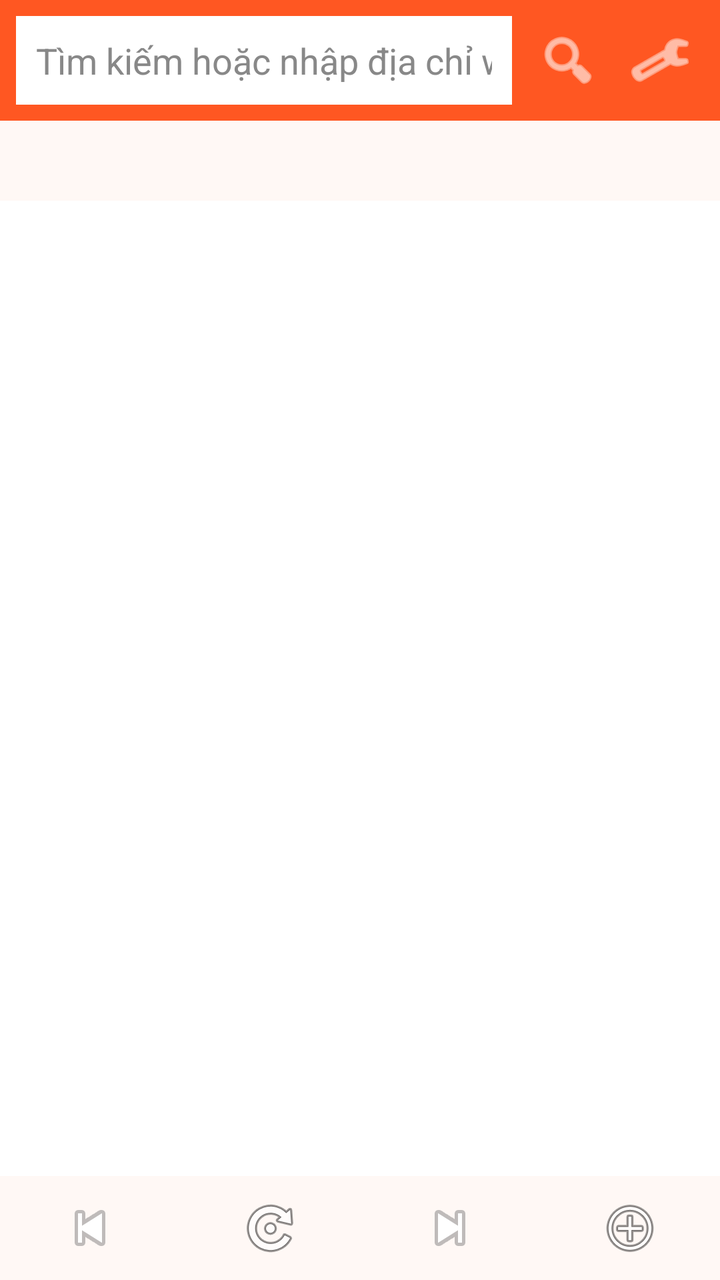
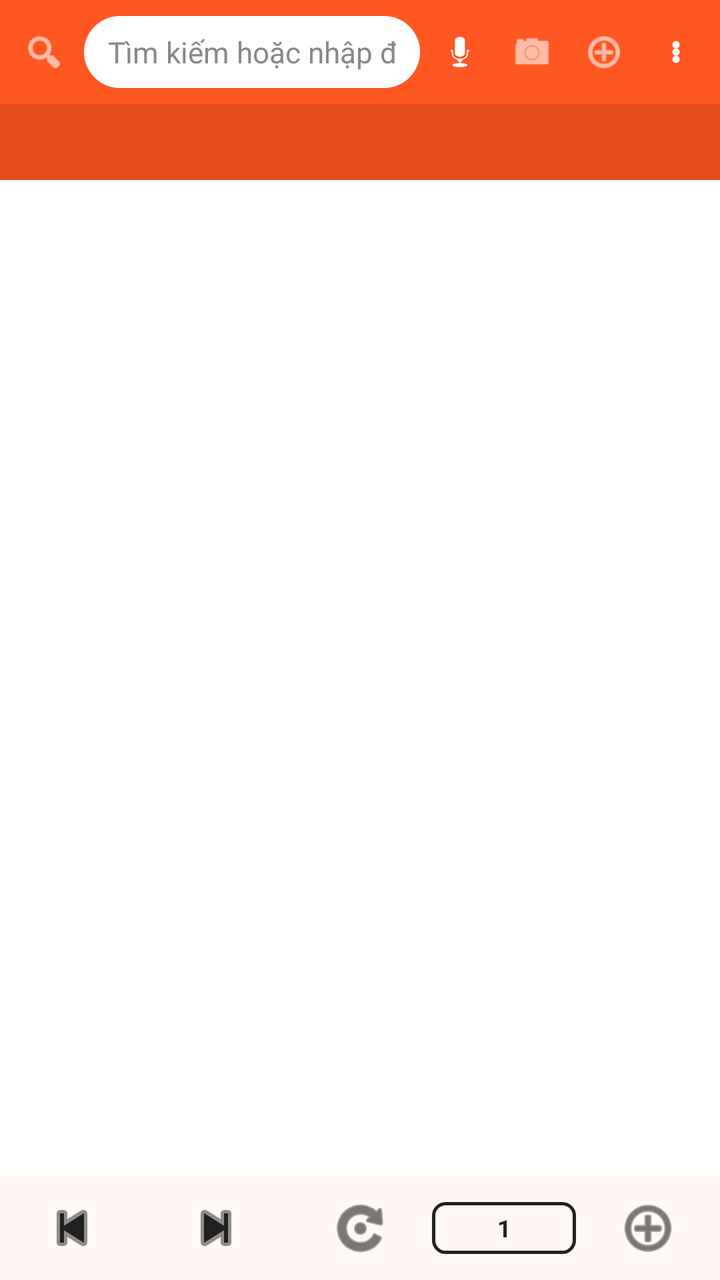

Compare the two renders of this Android layout. The source of the first and the diff that turns it into the second are given below.
<!-- AndroidManifest.xml: application theme Theme.Egeo.Day -->
<!-- res/layout/activity_main.xml -->
<?xml version="1.0" encoding="utf-8"?>
<LinearLayout xmlns:android="http://schemas.android.com/apk/res/android"
    xmlns:app="http://schemas.android.com/apk/res-auto"
    android:layout_width="match_parent"
    android:layout_height="match_parent"
    android:orientation="vertical"
    android:background="?android:attr/colorBackground">

    
    <LinearLayout
        android:layout_width="match_parent"
        android:layout_height="wrap_content"
        android:orientation="horizontal"
        android:background="?attr/colorPrimary"
        android:paddingStart="8dp"
        android:paddingEnd="8dp"
        android:paddingTop="8dp"
        android:paddingBottom="8dp"
        android:gravity="center_vertical">

        <EditText
            android:id="@+id/editAddress"
            android:layout_width="0dp"
            android:layout_height="wrap_content"
            android:layout_weight="1"
            android:background="@android:color/white"
            android:padding="10dp"
            android:singleLine="true"
            android:inputType="textUri"
            android:imeOptions="actionGo"
            android:hint="@string/hint_address_bar"
            android:textColor="@android:color/black"
            android:textColorHint="#888888" />

        <ImageButton
            android:id="@+id/btnGo"
            android:layout_width="44dp"
            android:layout_height="44dp"
            android:layout_marginStart="6dp"
            android:background="@android:color/transparent"
            android:contentDescription="@string/action_go"
            android:src="@android:drawable/ic_menu_search"
            app:tint="@android:color/white" />

        <ImageButton
            android:id="@+id/btnSettings"
            android:layout_width="44dp"
            android:layout_height="44dp"
            android:layout_marginStart="2dp"
            android:background="@android:color/transparent"
            android:contentDescription="@string/action_settings"
            android:src="@android:drawable/ic_menu_manage"
            app:tint="@android:color/white" />
    </LinearLayout>

    
    <HorizontalScrollView
        android:layout_width="match_parent"
        android:layout_height="40dp"
        android:background="?attr/colorSurface"
        android:scrollbars="none">

        <LinearLayout
            android:id="@+id/tabStrip"
            android:layout_width="wrap_content"
            android:layout_height="match_parent"
            android:orientation="horizontal"
            android:paddingStart="6dp"
            android:paddingEnd="6dp"
            android:gravity="center_vertical" />
    </HorizontalScrollView>

    <ProgressBar
        android:id="@+id/progressBar"
        style="?android:attr/progressBarStyleHorizontal"
        android:layout_width="match_parent"
        android:layout_height="3dp"
        android:max="100"
        android:visibility="gone" />

    <FrameLayout
        android:id="@+id/webViewContainer"
        android:layout_width="match_parent"
        android:layout_height="0dp"
        android:layout_weight="1" />

    
    <LinearLayout
        android:layout_width="match_parent"
        android:layout_height="wrap_content"
        android:orientation="horizontal"
        android:background="?attr/colorSurface"
        android:paddingTop="4dp"
        android:paddingBottom="4dp"
        android:weightSum="4">

        <ImageButton
            android:id="@+id/btnBack"
            android:layout_width="0dp"
            android:layout_weight="1"
            android:layout_height="44dp"
            android:background="@android:color/transparent"
            android:contentDescription="@string/action_back"
            android:src="@android:drawable/ic_media_previous" />

        <ImageButton
            android:id="@+id/btnReload"
            android:layout_width="0dp"
            android:layout_weight="1"
            android:layout_height="44dp"
            android:background="@android:color/transparent"
            android:contentDescription="@string/action_reload"
            android:src="@android:drawable/ic_menu_rotate" />

        <ImageButton
            android:id="@+id/btnForward"
            android:layout_width="0dp"
            android:layout_weight="1"
            android:layout_height="44dp"
            android:background="@android:color/transparent"
            android:contentDescription="@string/action_forward"
            android:src="@android:drawable/ic_media_next" />

        <ImageButton
            android:id="@+id/btnNewTab"
            android:layout_width="0dp"
            android:layout_weight="1"
            android:layout_height="44dp"
            android:background="@android:color/transparent"
            android:contentDescription="@string/action_new_tab"
            android:src="@android:drawable/ic_menu_add" />
    </LinearLayout>

</LinearLayout>
<!-- resources referenced by this layout -->
<resources>
  <string name="action_back">Quay lại</string>
  <string name="action_forward">Tiến tới</string>
  <string name="action_go">Đi</string>
  <string name="action_new_tab">Tab mới</string>
  <string name="action_reload">Tải lại</string>
  <string name="action_settings">Cài đặt</string>
  <string name="hint_address_bar">Tìm kiếm hoặc nhập địa chỉ web</string>
  <style name="Theme.Egeo.Day" parent="Theme.MaterialComponents.NoActionBar">
          <item name="colorPrimary">@color/day_primary</item>
          <item name="colorPrimaryVariant">@color/day_primary_variant</item>
          <item name="colorSecondary">@color/day_accent</item>
          <item name="android:colorBackground">@color/day_background</item>
          <item name="colorSurface">@color/day_surface</item>
          <item name="android:textColorPrimary">@color/day_text_primary</item>
          <item name="android:textColorSecondary">@color/day_text_secondary</item>
          <item name="android:statusBarColor">@color/day_primary_variant</item>
          <item name="android:windowLightStatusBar" tools:targetApi="m">false</item>
      </style>
  <color name="day_primary">#FF5722</color>
  <color name="day_primary_variant">#E64A19</color>
  <color name="day_accent">#FF3D00</color>
  <color name="day_background">#FFFFFF</color>
  <color name="day_surface">#FFF8F5</color>
  <color name="day_text_primary">#212121</color>
  <color name="day_text_secondary">#5F5F5F</color>
</resources>

<!-- the commit's change to res/layout/activity_main.xml (unified diff, before → after) -->
@@ -12,52 +12,90 @@
         android:layout_height="wrap_content"
         android:orientation="horizontal"
         android:background="?attr/colorPrimary"
-        android:paddingStart="8dp"
-        android:paddingEnd="8dp"
+        android:paddingStart="4dp"
+        android:paddingEnd="4dp"
         android:paddingTop="8dp"
         android:paddingBottom="8dp"
         android:gravity="center_vertical">
 
+        <ImageButton
+            android:id="@+id/btnSearchLead"
+            android:layout_width="36dp"
+            android:layout_height="36dp"
+            android:background="@android:color/transparent"
+            android:contentDescription="@string/action_go"
+            android:src="@android:drawable/ic_menu_search"
+            android:scaleType="centerInside"
+            android:padding="7dp"
+            app:tint="@android:color/white" />
+
         <EditText
             android:id="@+id/editAddress"
             android:layout_width="0dp"
-            android:layout_height="wrap_content"
+            android:layout_height="36dp"
             android:layout_weight="1"
-            android:background="@android:color/white"
-            android:padding="10dp"
+            android:layout_marginStart="2dp"
+            android:background="@drawable/bg_address_pill"
+            android:paddingStart="12dp"
+            android:paddingEnd="12dp"
             android:singleLine="true"
             android:inputType="textUri"
             android:imeOptions="actionGo"
             android:hint="@string/hint_address_bar"
+            android:textSize="14.5sp"
             android:textColor="@android:color/black"
             android:textColorHint="#888888" />
 
         <ImageButton
-            android:id="@+id/btnGo"
-            android:layout_width="44dp"
-            android:layout_height="44dp"
-            android:layout_marginStart="6dp"
+            android:id="@+id/btnMic"
+            android:layout_width="36dp"
+            android:layout_height="36dp"
+            android:layout_marginStart="2dp"
             android:background="@android:color/transparent"
-            android:contentDescription="@string/action_go"
-            android:src="@android:drawable/ic_menu_search"
+            android:contentDescription="@string/action_voice_search"
+            android:src="@android:drawable/ic_btn_speak_now"
+            android:scaleType="centerInside"
+            android:padding="7dp"
             app:tint="@android:color/white" />
 
         <ImageButton
-            android:id="@+id/btnSettings"
-            android:layout_width="44dp"
-            android:layout_height="44dp"
-            android:layout_marginStart="2dp"
+            android:id="@+id/btnScan"
+            android:layout_width="36dp"
+            android:layout_height="36dp"
             android:background="@android:color/transparent"
-            android:contentDescription="@string/action_settings"
-            android:src="@android:drawable/ic_menu_manage"
+            android:contentDescription="@string/action_scan"
+            android:src="@android:drawable/ic_menu_camera"
+            android:scaleType="centerInside"
+            android:padding="7dp"
             app:tint="@android:color/white" />
+
+        <ImageButton
+            android:id="@+id/btnNewTabTop"
+            android:layout_width="36dp"
+            android:layout_height="36dp"
+            android:background="@android:color/transparent"
+            android:contentDescription="@string/action_new_tab"
+            android:src="@android:drawable/ic_menu_add"
+            android:scaleType="centerInside"
+            android:padding="7dp"
+            app:tint="@android:color/white" />
+
+        <ImageButton
+            android:id="@+id/btnOverflow"
+            android:layout_width="36dp"
+            android:layout_height="36dp"
+            android:background="@android:color/transparent"
+            android:contentDescription="@string/action_more"
+            android:src="@drawable/ic_overflow"
+            android:scaleType="centerInside"
+            android:padding="7dp" />
     </LinearLayout>
 
     
     <HorizontalScrollView
         android:layout_width="match_parent"
-        android:layout_height="40dp"
-        android:background="?attr/colorSurface"
+        android:layout_height="38dp"
+        android:background="?attr/colorPrimaryVariant"
         android:scrollbars="none">
 
         <LinearLayout
@@ -65,8 +103,8 @@
             android:layout_width="wrap_content"
             android:layout_height="match_parent"
             android:orientation="horizontal"
-            android:paddingStart="6dp"
-            android:paddingEnd="6dp"
+            android:paddingStart="8dp"
+            android:paddingEnd="8dp"
             android:gravity="center_vertical" />
     </HorizontalScrollView>
 
@@ -92,7 +130,7 @@
         android:background="?attr/colorSurface"
         android:paddingTop="4dp"
         android:paddingBottom="4dp"
-        android:weightSum="4">
+        android:weightSum="5">
 
         <ImageButton
             android:id="@+id/btnBack"
@@ -101,7 +139,18 @@
             android:layout_height="44dp"
             android:background="@android:color/transparent"
             android:contentDescription="@string/action_back"
-            android:src="@android:drawable/ic_media_previous" />
+            android:src="@android:drawable/ic_media_previous"
+            app:tint="?android:attr/textColorPrimary" />
+
+        <ImageButton
+            android:id="@+id/btnForward"
+            android:layout_width="0dp"
+            android:layout_weight="1"
+            android:layout_height="44dp"
+            android:background="@android:color/transparent"
+            android:contentDescription="@string/action_forward"
+            android:src="@android:drawable/ic_media_next"
+            app:tint="?android:attr/textColorPrimary" />
 
         <ImageButton
             android:id="@+id/btnReload"
@@ -110,25 +159,32 @@
             android:layout_height="44dp"
             android:background="@android:color/transparent"
             android:contentDescription="@string/action_reload"
-            android:src="@android:drawable/ic_menu_rotate" />
+            android:src="@android:drawable/ic_menu_rotate"
+            app:tint="?android:attr/textColorPrimary" />
+
+        <TextView
+            android:id="@+id/btnTabCount"
+            android:layout_width="0dp"
+            android:layout_weight="1"
+            android:layout_height="26dp"
+            android:layout_gravity="center_vertical"
+            android:gravity="center"
+            android:background="@drawable/bg_tab_count"
+            android:textSize="12sp"
+            android:textStyle="bold"
+            android:textColor="?android:attr/textColorPrimary"
+            android:text="1" />
 
         <ImageButton
-            android:id="@+id/btnForward"
-            android:layout_width="0dp"
-            android:layout_weight="1"
-            android:layout_height="44dp"
-            android:background="@android:color/transparent"
-            android:contentDescription="@string/action_forward"
-            android:src="@android:drawable/ic_media_next" />
-
-        <ImageButton
-            android:id="@+id/btnNewTab"
+            android:id="@+id/btnNewTabBottom"
             android:layout_width="0dp"
             android:layout_weight="1"
             android:layout_height="44dp"
             android:background="@android:color/transparent"
             android:contentDescription="@string/action_new_tab"
-            android:src="@android:drawable/ic_menu_add" />
+            android:src="@android:drawable/ic_menu_add"
+            app:tint="?android:attr/textColorPrimary" />
+
     </LinearLayout>
 
 </LinearLayout>
<!-- resource entries referenced after the edit -->
@@ -1,11 +1,42 @@
 <!-- resources referenced by this layout -->
 <resources>
+  <!-- drawable bg_address_pill (drawable) -->
+  <?xml version="1.0" encoding="utf-8"?>
+  <shape xmlns:android="http://schemas.android.com/apk/res/android" android:shape="rectangle">
+      <corners android:radius="18dp" />
+      <solid android:color="@android:color/white" />
+  </shape>
+  <!-- drawable bg_tab_count (drawable) -->
+  <?xml version="1.0" encoding="utf-8"?>
+  <shape xmlns:android="http://schemas.android.com/apk/res/android" android:shape="rectangle">
+      <corners android:radius="6dp" />
+      <stroke android:width="1.5dp" android:color="?android:attr/textColorPrimary" />
+      <solid android:color="@android:color/transparent" />
+  </shape>
+  <!-- drawable ic_overflow (drawable) -->
+  <vector xmlns:android="http://schemas.android.com/apk/res/android"
+      android:width="24dp"
+      android:height="24dp"
+      android:viewportWidth="24"
+      android:viewportHeight="24">
+      <path
+          android:fillColor="#FFFFFF"
+          android:pathData="M12,8m-2,0a2,2 0,1 1,4 0a2,2 0,1 1,-4 0" />
+      <path
+          android:fillColor="#FFFFFF"
+          android:pathData="M12,12m-2,0a2,2 0,1 1,4 0a2,2 0,1 1,-4 0" />
+      <path
+          android:fillColor="#FFFFFF"
+          android:pathData="M12,16m-2,0a2,2 0,1 1,4 0a2,2 0,1 1,-4 0" />
+  </vector>
   <string name="action_back">Quay lại</string>
   <string name="action_forward">Tiến tới</string>
   <string name="action_go">Đi</string>
+  <string name="action_more">Thêm</string>
   <string name="action_new_tab">Tab mới</string>
   <string name="action_reload">Tải lại</string>
-  <string name="action_settings">Cài đặt</string>
+  <string name="action_scan">Quét mã</string>
+  <string name="action_voice_search">Tìm bằng giọng nói</string>
   <string name="hint_address_bar">Tìm kiếm hoặc nhập địa chỉ web</string>
   <style name="Theme.Egeo.Day" parent="Theme.MaterialComponents.NoActionBar">
           <item name="colorPrimary">@color/day_primary</item>
